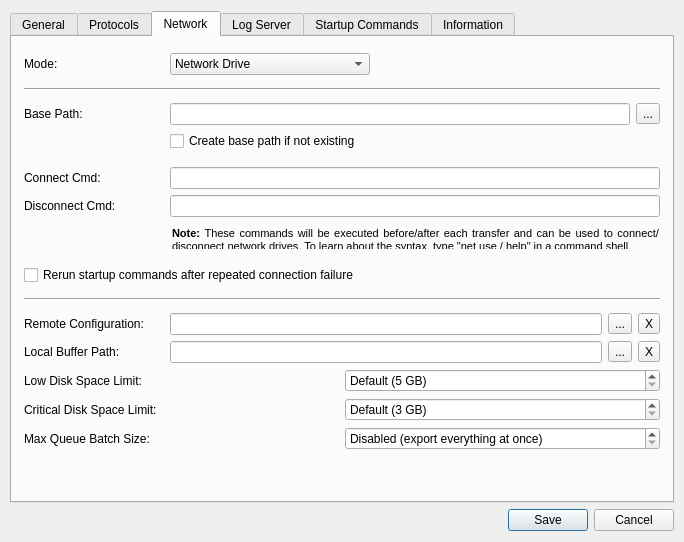
Before: the Qt Designer form Client/rds_configurationwindow.ui in yarra-framework/yarraclient, drawn with Qt 5.
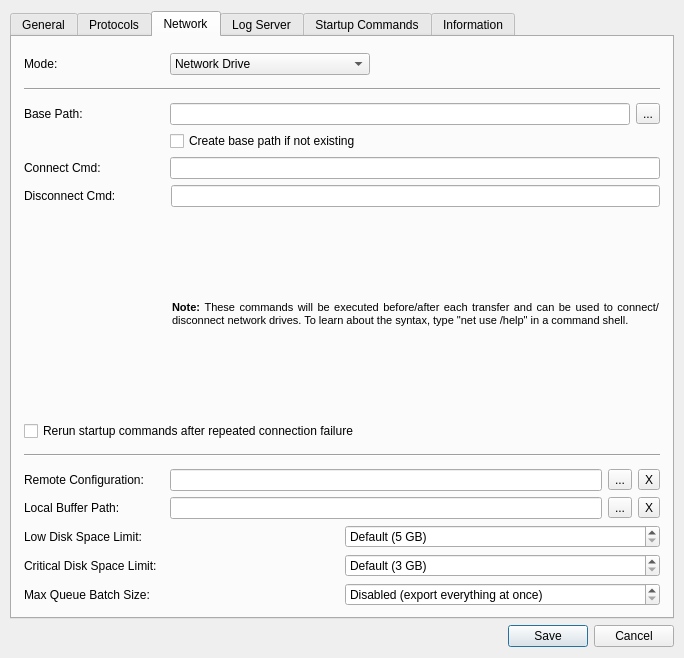
After: the same form once the commit is applied. Icons and pictures are not drawn.

```diff
--- a/Client/rds_configurationwindow.ui
+++ b/Client/rds_configurationwindow.ui
@@ -7,7 +7,7 @@
     <x>0</x>
     <y>0</y>
     <width>684</width>
-    <height>486</height>
+    <height>658</height>
    </rect>
   </property>
   <property name="sizePolicy">
@@ -764,22 +764,6 @@
              </item>
             </layout>
            </item>
-           <item>
-            <spacer name="verticalSpacer_16">
-             <property name="orientation">
-              <enum>Qt::Vertical</enum>
-             </property>
-             <property name="sizeType">
-              <enum>QSizePolicy::Fixed</enum>
-             </property>
-             <property name="sizeHint" stdset="0">
-              <size>
-               <width>20</width>
-               <height>10</height>
-              </size>
-             </property>
-            </spacer>
-           </item>
            <item>
             <layout class="QHBoxLayout" name="horizontalLayout_5">
              <item>
@@ -802,6 +786,9 @@
            </item>
            <item>
             <layout class="QHBoxLayout" name="horizontalLayout_11">
+             <property name="spacing">
+              <number>7</number>
+             </property>
              <property name="topMargin">
               <number>0</number>
              </property>
@@ -824,23 +811,10 @@
             </layout>
            </item>
            <item>
-            <spacer name="verticalSpacer_12">
-             <property name="orientation">
-              <enum>Qt::Vertical</enum>
+            <layout class="QHBoxLayout" name="horizontalLayout_2" stretch="0,1">
+             <property name="spacing">
+              <number>1</number>
              </property>
-             <property name="sizeType">
-              <enum>QSizePolicy::Minimum</enum>
-             </property>
-             <property name="sizeHint" stdset="0">
-              <size>
-               <width>20</width>
-               <height>4</height>
-              </size>
-             </property>
-            </spacer>
-           </item>
-           <item>
-            <layout class="QHBoxLayout" name="horizontalLayout_2">
              <item>
               <spacer name="horizontalSpacer_4">
                <property name="orientation">
@@ -864,7 +838,7 @@
 &lt;html&gt;&lt;head&gt;&lt;meta name=&quot;qrichtext&quot; content=&quot;1&quot; /&gt;&lt;style type=&quot;text/css&quot;&gt;
 p, li { white-space: pre-wrap; }
 &lt;/style&gt;&lt;/head&gt;&lt;body style=&quot; font-family:'MS Shell Dlg 2'; font-size:8pt; font-weight:400; font-style:normal;&quot;&gt;
-&lt;p style=&quot; margin-top:0px; margin-bottom:0px; margin-left:0px; margin-right:0px; -qt-block-indent:0; text-indent:0px;&quot;&gt;&lt;span style=&quot; font-weight:600;&quot;&gt;Note: &lt;/span&gt;These commands will be executed before/after each transfer and can be used to connect/disconnect network drives. To learn about the syntax, type &amp;quot;net use / help&amp;quot; in a command shell.&lt;/p&gt;&lt;/body&gt;&lt;/html&gt;</string>
+&lt;p style=&quot; margin-top:0px; margin-bottom:0px; margin-left:0px; margin-right:0px; -qt-block-indent:0; text-indent:0px;&quot;&gt;&lt;span style=&quot; font-weight:600;&quot;&gt;Note: &lt;/span&gt;These commands will be executed before/after each transfer and can be used to connect/disconnect network drives. To learn about the syntax, type &amp;quot;net use /help&amp;quot; in a command shell.&lt;/p&gt;&lt;/body&gt;&lt;/html&gt;</string>
                </property>
                <property name="alignment">
                 <set>Qt::AlignJustify|Qt::AlignVCenter</set>
@@ -882,22 +856,6 @@
              </item>
             </layout>
            </item>
-           <item>
-            <spacer name="verticalSpacer_4">
-             <property name="orientation">
-              <enum>Qt::Vertical</enum>
-             </property>
-             <property name="sizeType">
-              <enum>QSizePolicy::Fixed</enum>
-             </property>
-             <property name="sizeHint" stdset="0">
-              <size>
-               <width>20</width>
-               <height>10</height>
-              </size>
-             </property>
-            </spacer>
-           </item>
            <item>
             <widget class="QCheckBox" name="networkRerunStartupCmdsCheckbox">
              <property name="text">
@@ -1205,22 +1163,6 @@
          </item>
         </layout>
        </item>
-       <item>
-        <spacer name="verticalSpacer_8">
-         <property name="orientation">
-          <enum>Qt::Vertical</enum>
-         </property>
-         <property name="sizeType">
-          <enum>QSizePolicy::MinimumExpanding</enum>
-         </property>
-         <property name="sizeHint" stdset="0">
-          <size>
-           <width>20</width>
-           <height>40</height>
-          </size>
-         </property>
-        </spacer>
-       </item>
       </layout>
      </widget>
      <widget class="QWidget" name="logServerTab">
```
Left out of the diff: 271 changed lines with no effect on the pictures.
